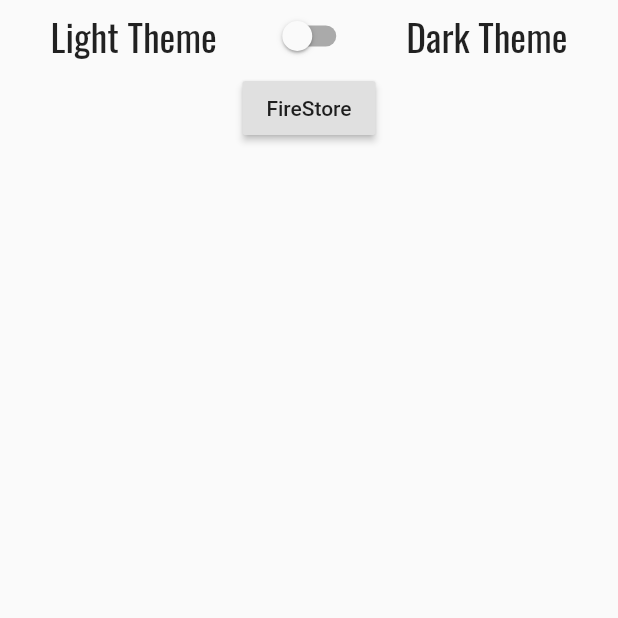
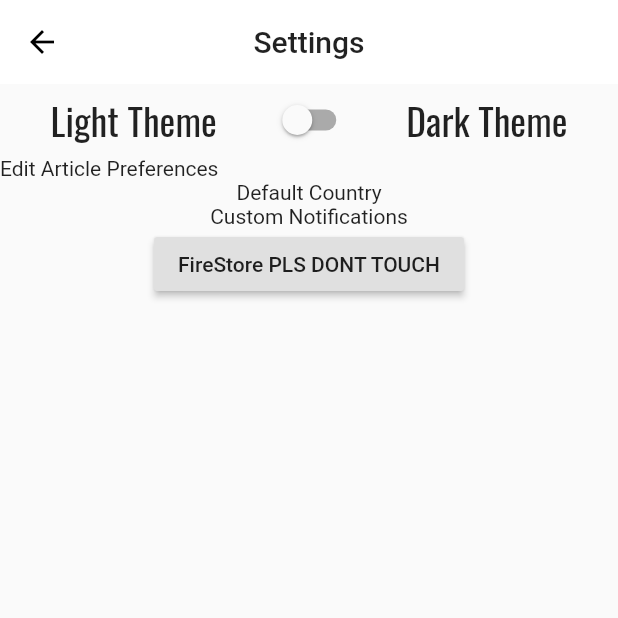
Before and after one commit to zinbrox/news_app_2, a Flutter app: the Settings_Page screen opened directly, on a phone screen of 412 x 824 dp, the top half of it. Run offline on Flutter 3.47's test engine with Material 2 defaults, Android fonts, the phone set to English and light mode, and no system bars; our stand-ins replace cloud_firestore, firebase_auth, firebase_core, google_fonts, google_sign_in, share and 2 more; accounts and stored records are empty.

Commit message:
Added Custom Preferences page (not feature), changed bottomnavigationbar icons, moved bookmark page to bottom

```diff
--- a/lib/main.dart
+++ b/lib/main.dart
@@ -8,6 +8,9 @@ import 'package:news_app_2/pages/category_selection.dart';
 import 'package:provider/provider.dart';
 //import 'package:news_app_2/blocs/theme.dart';
 import 'package:news_app_2/pages/loginPage.dart';
+import 'package:news_app_2/pages/bookmarks.dart';
+import 'package:news_app_2/pages/custom_selection.dart';
+import 'package:news_app_2/pages/settings_page.dart';
 
 void main() => runApp(MyApp());
 
@@ -43,7 +46,10 @@ class _MyAppState extends State<MyApp>{
               '/home_news':(context) => Home_News(),
               '/article_view':(context) => Article_View(),
               '/category_selection':(context) => Category_Selection(),
+              '/settings':(context) => Settings_Page(),
               '/loginPage':(context) => LoginPage(),
+              '/bookmark':(context) => Bookmark(),
+              '/custom_selection':(context) => Custom_Selection(),
             },
           );
         },
--- a/lib/pages/news.dart
+++ b/lib/pages/news.dart
@@ -1,3 +1,5 @@
+import 'package:cloud_firestore/cloud_firestore.dart';
+import 'package:firebase_auth/firebase_auth.dart';
 import 'package:http/http.dart' as http;
 import 'package:news_app_2/pages/article.dart';
 import 'package:news_app_2/pages/home.dart';
@@ -12,10 +14,24 @@ class News {
   Future<void> getNews() async{
     print("In getNews() of class News");
     String url;
+    String keywords;
+    final firestoreInstance = FirebaseFirestore.instance;
+    var firebaseUser =  FirebaseAuth.instance.currentUser;
+    if(type=="Custom") {
+      firestoreInstance.collection("userPreferences").get().then((querySnapshot) {
+        querySnapshot.docs.forEach((result) {
+          keywords = result.data()['custom'].join(" OR ");
+        });
+      });
+      //keywords = customTerms.join(" OR ");
+    }
+    print(keywords);
     if(country == "in")
     url = "http://newsapi.org/v2/top-headlines?sortBy=popularity&language=en&country=$country&apiKey=fb746a4bae534ed2a5be2393127e2ed8";
     else if(type == "Headlines")
       url = "http://newsapi.org/v2/top-headlines?sortBy=popularity&language=en&apiKey=fb746a4bae534ed2a5be2393127e2ed8";
+    else if(type=="Custom")
+      url = "http://newsapi.org/v2/everything?q=$keywords&sortBy=popularity&language=en&apiKey=fb746a4bae534ed2a5be2393127e2ed8";
     else if(type == "Search")
       url = "http://newsapi.org/v2/everything?q=$searchText&sortBy=popularity&language=en&apiKey=fb746a4bae534ed2a5be2393127e2ed8";
     else if(type == "Categories")
@@ -76,3 +92,16 @@ class _Country_NewsState extends State<Country_News> {
     return Home_News();
   }
 }
+
+class Custom_Search extends StatefulWidget {
+  @override
+  _Custom_SearchState createState() => _Custom_SearchState();
+}
+
+class _Custom_SearchState extends State<Custom_Search> {
+
+  @override
+  Widget build(BuildContext context) {
+    return Home_News();
+  }
+}
--- a/lib/pages/settings_page.dart
+++ b/lib/pages/settings_page.dart
@@ -1,3 +1,5 @@
+//import 'dart:html';
+
 import 'package:firebase_auth/firebase_auth.dart';
 import 'package:flutter/material.dart';
 import 'package:flutter/widgets.dart';
@@ -13,17 +15,44 @@ class Settings_Page extends StatefulWidget {
 
 class _Settings_PageState extends State<Settings_Page> {
   final firestoreInstance = FirebaseFirestore.instance;
+  List<String> custom = [
+    'Africa',
+    'Asia',
+    'Australia',
+    'North America',
+    'South America',
+    'Europe',
+    'Antarctica',
+    'Climate Change',
+    'Covid-19',
+    'E-sports',
+    'F1',
+    'Gaming',
+    'Protest',
+    'Coup',
+    'Military',
+    'Food',
+  ];
+
   @override
   Widget build(BuildContext context) {
     DarkThemeProvider _themeChanger = Provider.of<DarkThemeProvider>(context);
     bool isSwitched = _themeChanger.darkTheme;
-    return Container(
+    return Scaffold(
+      appBar: AppBar(
+        title: Text("Settings"),
+        centerTitle: true,
+      ),
+      body: Container(
         child: Column(
           children: <Widget>[
             Row(
               mainAxisAlignment: MainAxisAlignment.spaceEvenly,
               children: <Widget>[
-              Text("Light Theme", style: GoogleFonts.getFont("Oswald", fontSize: 25.0),),
+                Text(
+                  "Light Theme",
+                  style: GoogleFonts.getFont("Oswald", fontSize: 25.0),
+                ),
                 Switch(
                   value: isSwitched,
                   onChanged: (value) {
@@ -37,25 +66,53 @@ class _Settings_PageState extends State<Settings_Page> {
                   activeColor: Colors.deepPurple,
                   activeTrackColor: Colors.purpleAccent[400],
                 ),
-              Text("Dark Theme", style: GoogleFonts.getFont("Oswald", fontSize: 25.0,),),
+                Text(
+                  "Dark Theme",
+                  style: GoogleFonts.getFont(
+                    "Oswald",
+                    fontSize: 25.0,
+                  ),
+                ),
               ],
             ),
+            Row(
+              children: <Widget>[
+                GestureDetector(
+                    onTap: () {
+                      Navigator.pushNamed(context, '/custom_selection');
+                    },
+                    child: Text("Edit Article Preferences")),
+              ],
+            ),
+            Text("Default Country"),
+            Text("Custom Notifications"),
             RaisedButton(
-            child: Text("FireStore"),
-            onPressed: (){
-              var firebaseUser =  FirebaseAuth.instance.currentUser;
-              firestoreInstance.collection("users").doc(firebaseUser.uid).set(
-                  {
-                    "name" : "john",
-                    "age" : 50,
-                    "email" : "example@example.com",
-                    "address" : {
-                      "street" : "street 24",
-                      "city" : "new york"
-                    }
-                  }).then((_){
+              child: Text("FireStore PLS DONT TOUCH"),
+              onPressed: () {
+                var firebaseUser = FirebaseAuth.instance.currentUser;
+                //for (var i in custom)
+                /*
+                  firestoreInstance
+                      .collection("preferences")
+                  .doc(firebaseUser.uid).update({'custom':FieldValue.arrayUnion(custom)});
+
+
+                      .add({"custom": custom}).then((_) {
                     print("success!");
                   });
+
+
+                   */
+                //PLEASE DONT TOUCH THIS AGAIN
+                  firestoreInstance.collection("preferences").doc("keywords").update({'custom':FieldValue.arrayUnion(custom)});
+                  /*
+                  firestoreInstance.collection("test").get().then((querySnapshot) {
+                    querySnapshot.docs.forEach((result) {
+                      print(result.data()['custom']);
+                    });
+                  });
+
+                   */
               },
             ),
             /*
@@ -69,6 +126,7 @@ class _Settings_PageState extends State<Settings_Page> {
             */
           ],
         ),
+      ),
     );
   }
 }
--- a/lib/pages/side_nav.dart
+++ b/lib/pages/side_nav.dart
@@ -35,6 +35,14 @@ class SideDrawer extends StatelessWidget {
             title: Text('Bookmarks'),
             onTap: () {
               Navigator.of(context).pop();
+              Navigator.pushNamed(context, '/bookmark');
+            },
+          ),
+          ListTile(
+            title: Text('Settings'),
+            onTap: () {
+              Navigator.of(context).pop();
+              Navigator.pushNamed(context, '/settings');
             },
           ),
           ListTile(
--- a/pubspec.yaml
+++ b/pubspec.yaml
@@ -34,6 +34,7 @@ dependencies:
   google_fonts: ^1.1.2
   intl:
   cloud_firestore: ^0.16.0
+  share: ^0.6.5+4
 
 
   # The following adds the Cupertino Icons font to your application.
```
Also changed, not shown: lib/pages/bookmarks.dart (added, +116 -0 lines), lib/pages/custom_selection.dart (added, +202 -0 lines), lib/pages/home.dart (+15 -10 lines), lib/pages/home_news.dart (+35 -13 lines), pubspec.lock. Lines whose indentation alone changed are shown as unchanged.
